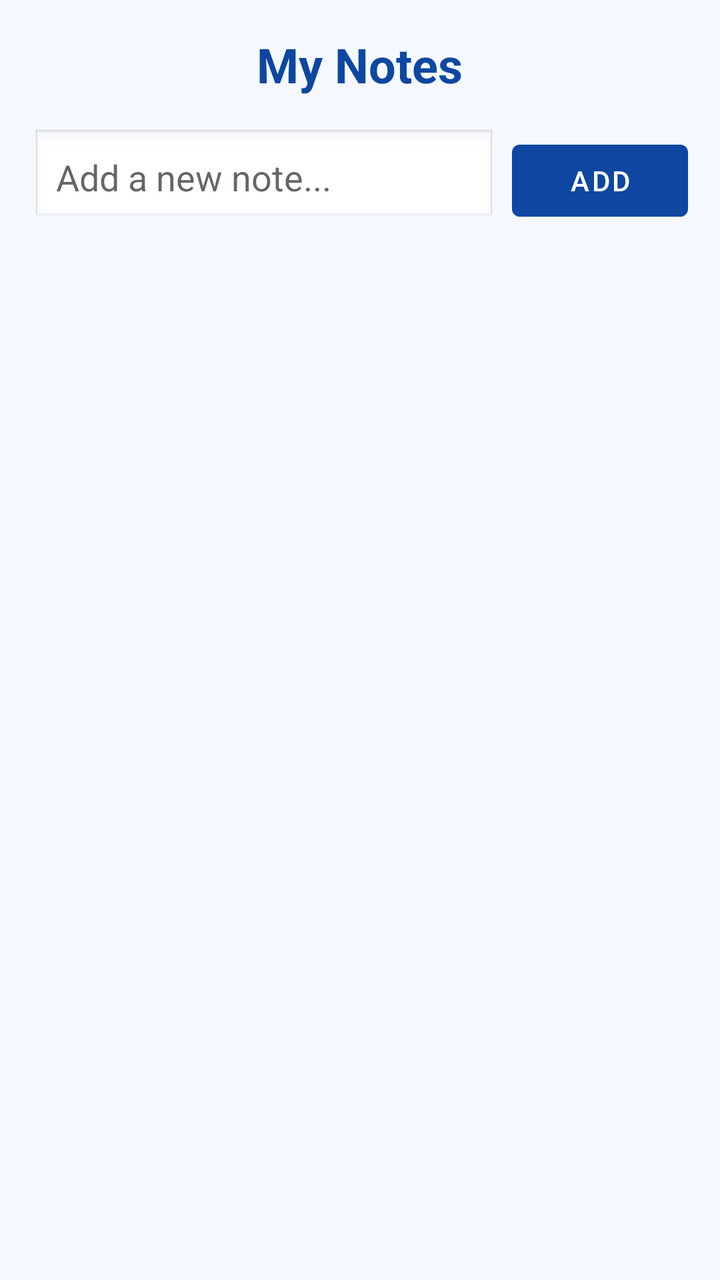
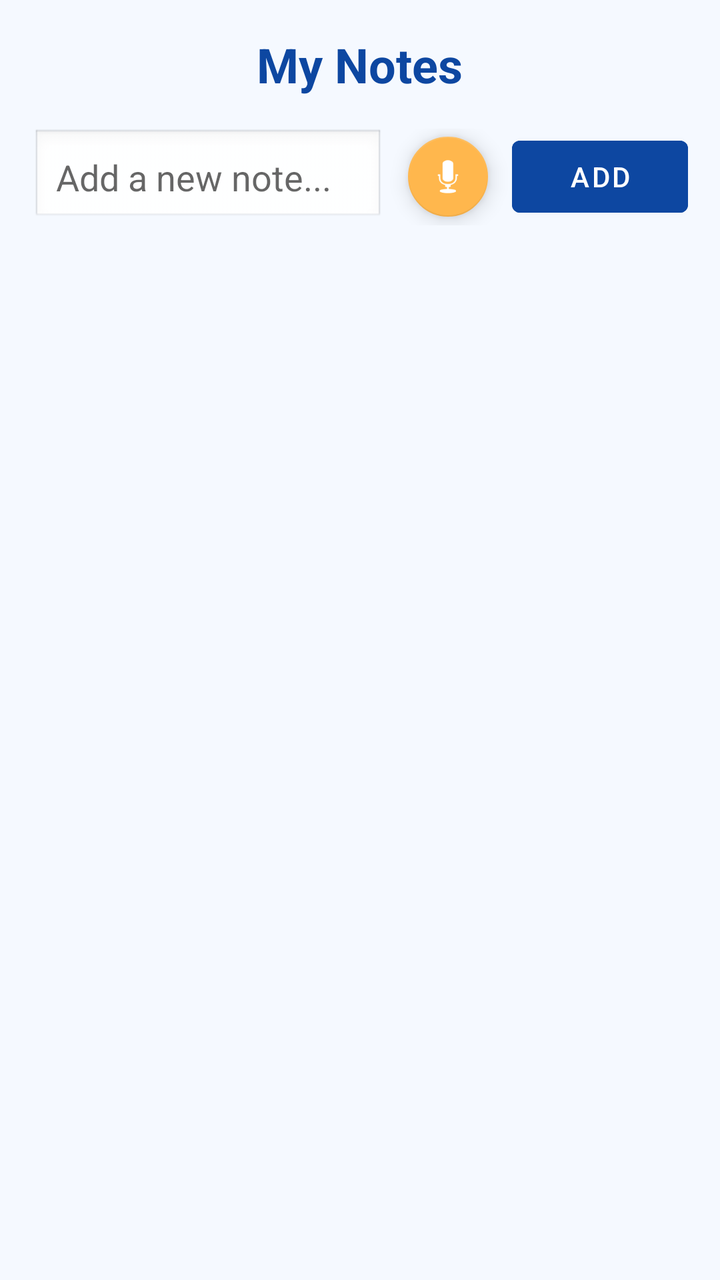

Compare the two renders of this Android layout. The source of the first and the diff that turns it into the second are given below.
<!-- AndroidManifest.xml: application theme Theme.LocalMarketplace -->
<!-- res/layout/activity_notes.xml -->
<?xml version="1.0" encoding="utf-8"?>
<LinearLayout xmlns:android="http://schemas.android.com/apk/res/android"
    xmlns:app="http://schemas.android.com/apk/res-auto"
    android:layout_width="match_parent"
    android:layout_height="match_parent"
    android:orientation="vertical"
    android:padding="16dp"
    android:background="@color/bluish_white">

    <TextView
        android:layout_width="wrap_content"
        android:layout_height="wrap_content"
        android:text="My Notes"
        android:textSize="24sp"
        android:textStyle="bold"
        android:textColor="@color/dark_blue"
        android:layout_gravity="center_horizontal"
        android:layout_marginBottom="16dp" />

    <LinearLayout
        android:layout_width="match_parent"
        android:layout_height="wrap_content"
        android:orientation="horizontal"
        android:layout_marginBottom="16dp">

        <EditText
            android:id="@+id/etNote"
            android:layout_width="0dp"
            android:layout_height="wrap_content"
            android:layout_weight="1"
            android:hint="Add a new note..."
            android:padding="12dp"
            android:background="@android:drawable/edit_text" />

        <Button
            android:id="@+id/btnAddNote"
            android:layout_width="wrap_content"
            android:layout_height="wrap_content"
            android:text="Add"
            android:layout_marginStart="8dp"
            android:backgroundTint="@color/dark_blue"
            android:textColor="@color/white" />
    </LinearLayout>

    <androidx.recyclerview.widget.RecyclerView
        android:id="@+id/rvNotes"
        android:layout_width="match_parent"
        android:layout_height="0dp"
        android:layout_weight="1" />

</LinearLayout>
<!-- resources referenced by this layout -->
<resources>
  <color name="bluish_white">#F5F9FF</color>
  <color name="dark_blue">#0D47A1</color>
  <color name="white">#FFFFFFFF</color>
  <style name="Theme.LocalMarketplace" parent="Theme.MaterialComponents.Light.NoActionBar">
          
          <item name="colorPrimary">@color/light_blue</item>
          <item name="colorPrimaryVariant">@color/dark_blue</item>
          
          <item name="colorSecondary">@color/light_orange</item>
          <item name="colorSecondaryVariant">@color/light_orange</item>
          
          <item name="android:statusBarColor">@color/light_blue</item>
          
          <item name="android:windowBackground">@color/bluish_white</item>
      </style>
  <color name="light_blue">#81D4FA</color>
  <color name="light_orange">#FFB74D</color>
</resources>

<!-- the commit's change to res/layout/activity_notes.xml (unified diff, before → after) -->
@@ -21,6 +21,7 @@
         android:layout_width="match_parent"
         android:layout_height="wrap_content"
         android:orientation="horizontal"
+        android:gravity="center_vertical"
         android:layout_marginBottom="16dp">
 
         <EditText
@@ -31,6 +32,17 @@
             android:hint="Add a new note..."
             android:padding="12dp"
             android:background="@android:drawable/edit_text" />
+
+        <com.google.android.material.floatingactionbutton.FloatingActionButton
+            android:id="@+id/btnRecordVoice"
+            android:layout_width="wrap_content"
+            android:layout_height="wrap_content"
+            android:layout_marginStart="8dp"
+            android:src="@android:drawable/ic_btn_speak_now"
+            app:fabSize="mini"
+            app:backgroundTint="@color/light_orange"
+            app:tint="@color/white"
+            android:contentDescription="Record Voice" />
 
         <Button
             android:id="@+id/btnAddNote"
